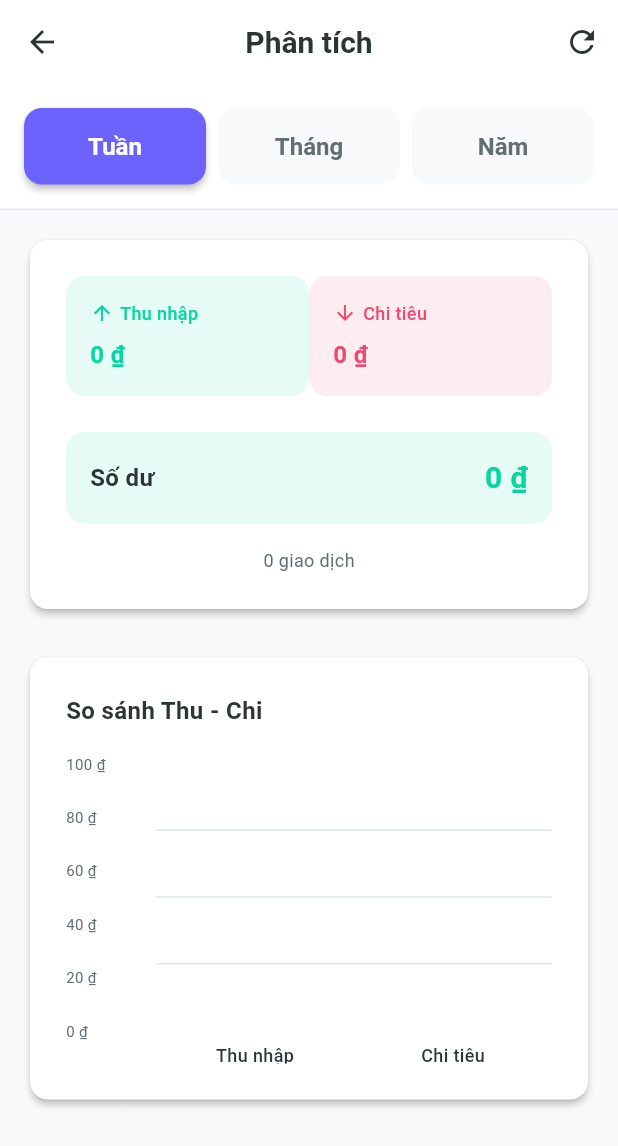
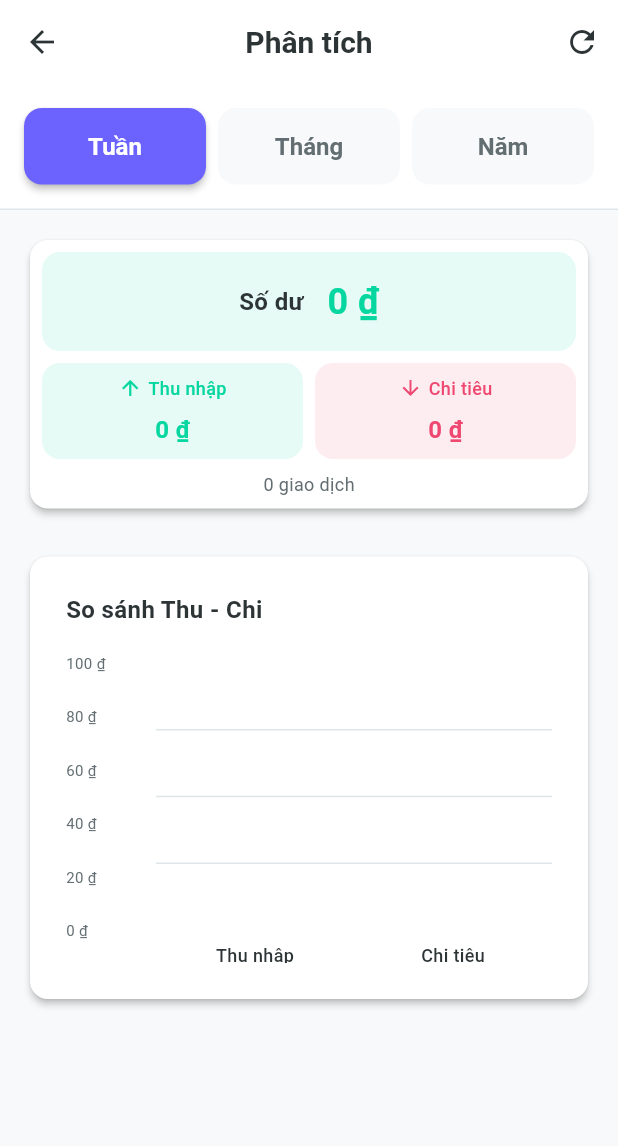
Before and after one commit to thienph/mobile_project_spending_management, a Flutter app: the AnalyticsScreen screen opened by its route, on a phone screen of 412 x 824 dp. Shown: the top 1146 px of the screen. Run offline on Flutter 3.47's test engine with Material 3 defaults, Android fonts, the phone set to English and light mode, and no system bars; drawn by our look-alikes of fl_chart; our stand-ins replace dartz, drift, equatable, flutter_bloc, get_it, go_router; accounts and stored records are empty; generated files the repository leaves out were written again.

Commit message:
Improve UI summary widget in analytics screen

```diff
--- a/lib/presentation/screens/analytics/analytics_screen.dart
+++ b/lib/presentation/screens/analytics/analytics_screen.dart
@@ -174,27 +174,10 @@ class _AnalyticsScreenState extends State<AnalyticsScreen> {
   Widget _buildSummaryCard(AnalyticsLoaded state) {
     return Card(
       child: Padding(
-        padding: const EdgeInsets.all(AppTheme.spacingLg),
+        padding: const EdgeInsets.all(AppTheme.spacingSm),
         child: Column(
+          crossAxisAlignment: CrossAxisAlignment.stretch,
           children: [
-            Row(
-              mainAxisAlignment: MainAxisAlignment.spaceBetween,
-              children: [
-                _buildSummaryItem(
-                  'Thu nhập',
-                  state.summary.totalIncome,
-                  AppTheme.incomeColor,
-                  Icons.arrow_upward,
-                ),
-                _buildSummaryItem(
-                  'Chi tiêu',
-                  state.summary.totalExpense,
-                  AppTheme.expenseColor,
-                  Icons.arrow_downward,
-                ),
-              ],
-            ),
-            const SizedBox(height: AppTheme.spacingLg),
             Container(
               padding: const EdgeInsets.all(AppTheme.spacingMd),
               decoration: BoxDecoration(
@@ -204,7 +187,7 @@ class _AnalyticsScreenState extends State<AnalyticsScreen> {
                 borderRadius: BorderRadius.circular(AppTheme.radiusMd),
               ),
               child: Row(
-                mainAxisAlignment: MainAxisAlignment.spaceBetween,
+                mainAxisAlignment: MainAxisAlignment.center,
                 children: [
                   const Text(
                     'Số dư',
@@ -213,10 +196,11 @@ class _AnalyticsScreenState extends State<AnalyticsScreen> {
                       fontWeight: AppTheme.fontWeightSemiBold,
                     ),
                   ),
+                  const SizedBox(width: AppTheme.spacingMd),
                   Text(
                     state.summary.balance.toCurrency(),
                     style: TextStyle(
-                      fontSize: AppTheme.fontSizeXl,
+                      fontSize: AppTheme.fontSizeXxl,
                       fontWeight: AppTheme.fontWeightBold,
                       color: state.summary.balance >= 0
                           ? AppTheme.incomeColor
@@ -226,12 +210,32 @@ class _AnalyticsScreenState extends State<AnalyticsScreen> {
                 ],
               ),
             ),
-            const SizedBox(height: AppTheme.spacingMd),
-            Text(
-              '${state.summary.transactionCount} giao dịch',
-              style: const TextStyle(
-                color: AppTheme.textSecondaryColor,
-                fontSize: AppTheme.fontSizeSm,
+            const SizedBox(height: AppTheme.spacingSm),
+            Row(
+              children: [
+                _buildSummaryItem(
+                  'Thu nhập',
+                  state.summary.totalIncome,
+                  AppTheme.incomeColor,
+                  Icons.arrow_upward,
+                ),
+                const SizedBox(width: AppTheme.spacingSm),
+                _buildSummaryItem(
+                  'Chi tiêu',
+                  state.summary.totalExpense,
+                  AppTheme.expenseColor,
+                  Icons.arrow_downward,
+                ),
+              ],
+            ),
+            const SizedBox(height: AppTheme.spacingSm),
+            Center(
+              child: Text(
+                '${state.summary.transactionCount} giao dịch',
+                style: const TextStyle(
+                  color: AppTheme.textSecondaryColor,
+                  fontSize: AppTheme.fontSizeSm,
+                ),
               ),
             ),
           ],
@@ -244,15 +248,16 @@ class _AnalyticsScreenState extends State<AnalyticsScreen> {
       String label, double amount, Color color, IconData icon) {
     return Expanded(
       child: Container(
-        padding: const EdgeInsets.all(AppTheme.spacingMd),
+        padding: const EdgeInsets.all(AppTheme.spacingSm),
         decoration: BoxDecoration(
           color: color.withOpacity(0.1),
           borderRadius: BorderRadius.circular(AppTheme.radiusMd),
         ),
         child: Column(
-          crossAxisAlignment: CrossAxisAlignment.start,
+          crossAxisAlignment: CrossAxisAlignment.center,
           children: [
             Row(
+              mainAxisAlignment: MainAxisAlignment.center,
               children: [
                 Icon(icon, size: 16, color: color),
                 const SizedBox(width: AppTheme.spacingXs),
```
